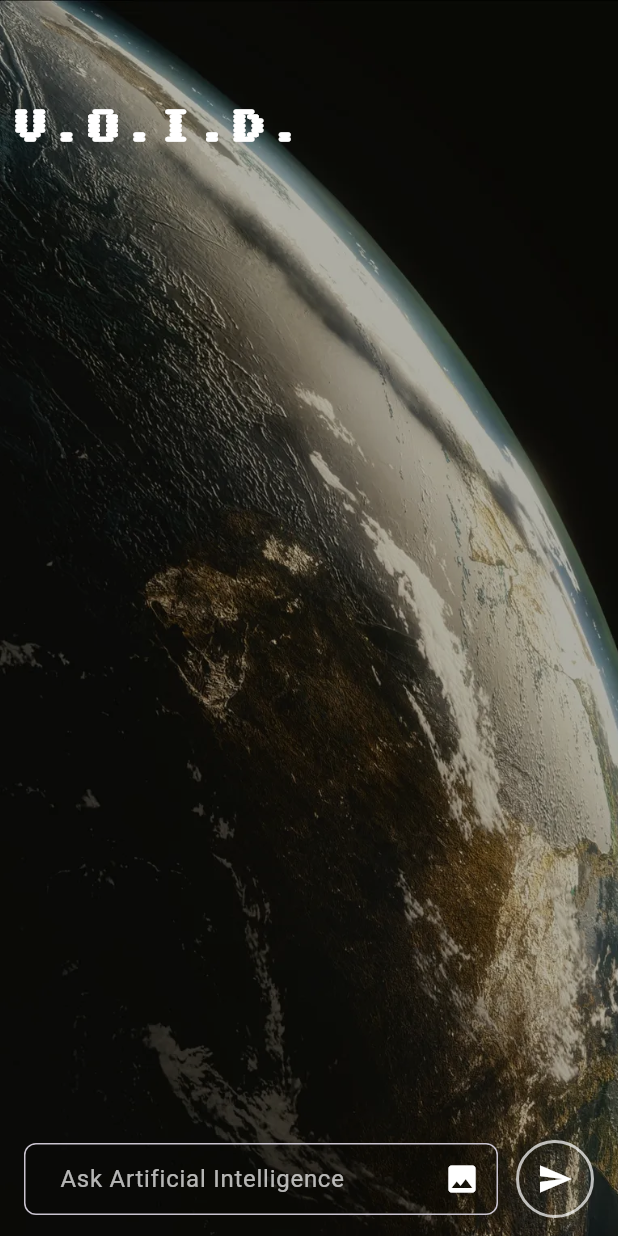
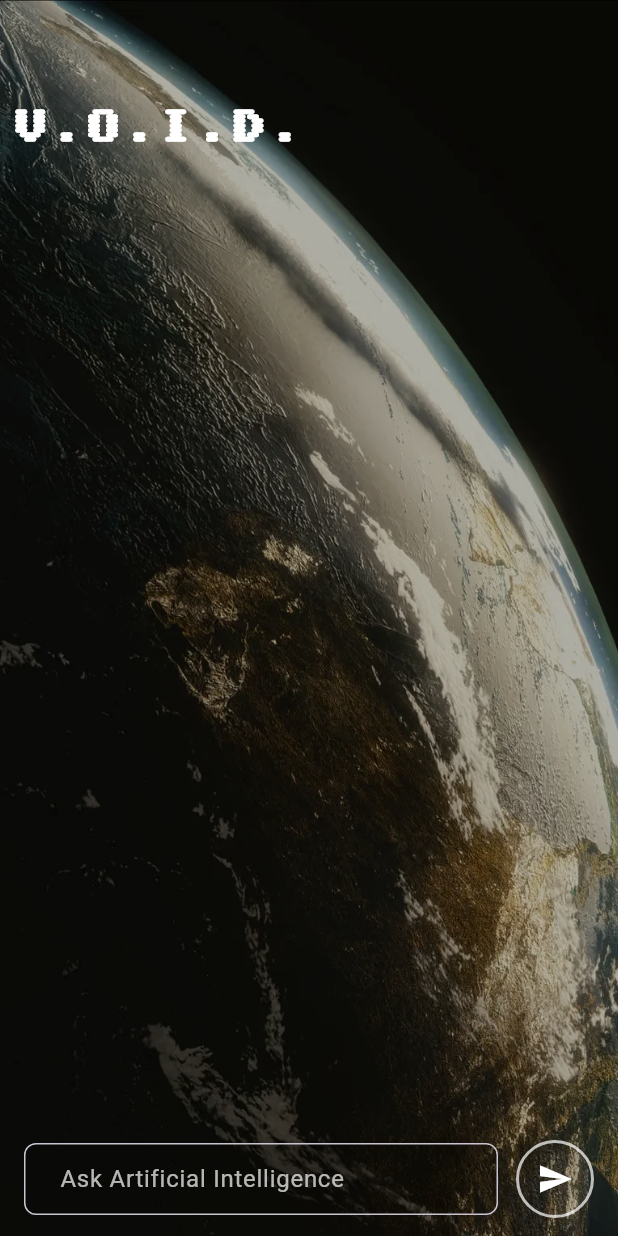
Before and after one commit to DhruvChaurasia9403/V.O.I.D., a Flutter app: the screen it shows after launch, on a phone screen of 412 x 824 dp. Run offline on Flutter 3.47's test engine with Material 3 defaults, Android fonts, the phone set to English and light mode, and no system bars; our stand-ins replace bloc, dio, flutter_bloc, lottie.

Commit message:
Readme Update

```diff
--- a/lib/Features/Prompt/UI/create_prompt.dart
+++ b/lib/Features/Prompt/UI/create_prompt.dart
@@ -155,8 +155,6 @@ class _CreatePromptScreenState extends State<CreatePromptScreen> with WidgetsBin
                                 minLines: 1,
                                 decoration: InputDecoration(
                                   contentPadding: const EdgeInsets.symmetric(horizontal: 20, vertical: 12),
-                                  suffixIcon: Icon(Icons.image, color: Colors.white),
-                                  suffix: const SizedBox(width: 4),
                                   hintText: "Ask Artificial Intelligence",
                                   hintStyle: TextStyle(color: Theme.of(context).primaryColor),
                                   border: OutlineInputBorder(borderRadius: BorderRadius.circular(8)),
```
Also changed, not shown: pubspec.yaml (+7 -0 lines), assets/images/app_icon.jpg (added), pubspec.lock, 35 other files.
